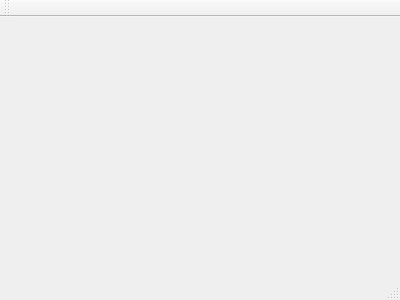
The window that Scan3D/mainwindow.ui (MarlonKuqi/Scan3D) describes before a commit, drawn with Qt 5.
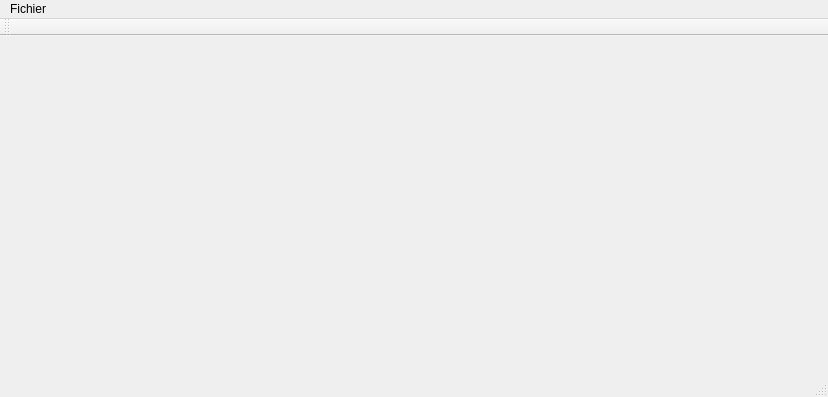
The same window after the commit.

Patch:
```diff
--- a/Scan3D/mainwindow.ui
+++ b/Scan3D/mainwindow.ui
@@ -1,24 +1,69 @@
 <ui version="4.0">
  <class>MainWindow</class>
- <widget class="QMainWindow" name="MainWindow" >
-  <property name="geometry" >
+ <widget class="QMainWindow" name="MainWindow">
+  <property name="geometry">
    <rect>
     <x>0</x>
     <y>0</y>
-    <width>400</width>
-    <height>300</height>
+    <width>828</width>
+    <height>397</height>
    </rect>
   </property>
   <property name="windowTitle" >
    <string>MainWindow</string>
   </property>
-  <widget class="QMenuBar" name="menuBar" />
-  <widget class="QToolBar" name="mainToolBar" />
-  <widget class="QWidget" name="centralWidget" />
-  <widget class="QStatusBar" name="statusBar" />
+  <widget class="QWidget" name="centralWidget">
+   <widget class="QLabel" name="label">
+    <property name="geometry">
+     <rect>
+      <x>10</x>
+      <y>10</y>
+      <width>791</width>
+      <height>321</height>
+     </rect>
+    </property>
+    <property name="text">
+     <string>&lt;!DOCTYPE HTML PUBLIC &quot;-//W3C//DTD HTML 4.0//EN&quot; &quot;http://www.w3.org/TR/REC-html40/strict.dtd&quot;&gt;
+&lt;html&gt;&lt;head&gt;&lt;meta name=&quot;qrichtext&quot; content=&quot;1&quot; /&gt;&lt;style type=&quot;text/css&quot;&gt;
+p, li { white-space: pre-wrap; }
+&lt;/style&gt;&lt;/head&gt;&lt;body style=&quot; font-family:'MS Shell Dlg 2'; font-size:8pt; font-weight:400; font-style:normal;&quot;&gt;
+&lt;p style=&quot;-qt-paragraph-type:empty; margin-top:0px; margin-bottom:0px; margin-left:0px; margin-right:0px; -qt-block-indent:0; text-indent:0px;&quot;&gt;&lt;br /&gt;&lt;/p&gt;&lt;/body&gt;&lt;/html&gt;</string>
+    </property>
+   </widget>
+  </widget>
+  <widget class="QMenuBar" name="menuBar">
+   <property name="geometry">
+    <rect>
+     <x>0</x>
+     <y>0</y>
+     <width>828</width>
+     <height>21</height>
+    </rect>
+   </property>
+   <widget class="QMenu" name="menuFichier">
+    <property name="title">
+     <string>Fichier</string>
+    </property>
+    <addaction name="openFile"/>
+   </widget>
+   <addaction name="menuFichier"/>
+  </widget>
+  <widget class="QToolBar" name="mainToolBar">
+   <attribute name="toolBarArea">
+    <enum>TopToolBarArea</enum>
+   </attribute>
+   <attribute name="toolBarBreak">
+    <bool>false</bool>
+   </attribute>
+  </widget>
+  <widget class="QStatusBar" name="statusBar"/>
+  <action name="openFile">
+   <property name="text">
+    <string>Ouvrir un fichier...</string>
+   </property>
+  </action>
  </widget>
- <layoutDefault spacing="6" margin="11" />
- <pixmapfunction></pixmapfunction>
+ <layoutdefault spacing="6" margin="11"/>
  <resources/>
  <connections/>
 </ui>
```
Left out of the diff: 5 changed lines with no effect on the pictures.
